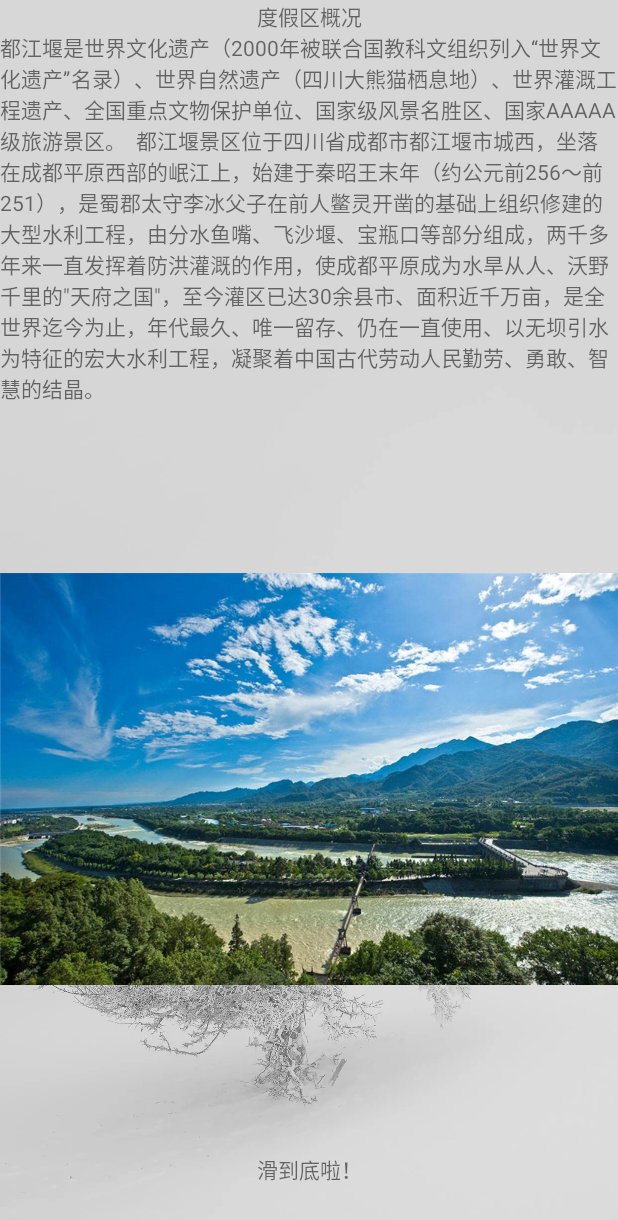
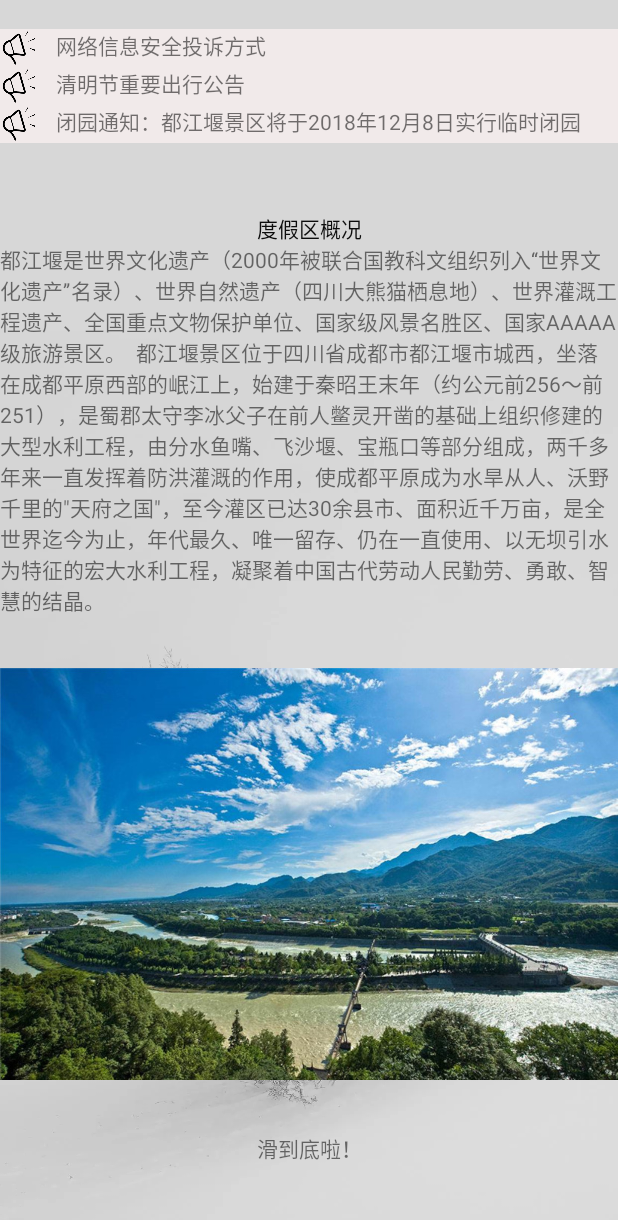
Before and after one commit to H-Bole/andriod-studio_work, an Android app: the layout fragment_summarize.xml on its own in the app's theme, with its tools: preview values and no code run, on a phone screen of 412 x 824 dp. Shown: the top 1220 px of the screen. Run offline under Robolectric (Android 15) with nearby library versions, the light colour scheme and no system bars.

Commit message:
实现通知

```diff
--- a/app/src/main/res/layout/fragment_smart_tourism.xml
+++ b/app/src/main/res/layout/fragment_smart_tourism.xml
@@ -53,7 +53,7 @@
                     android:layout_width="wrap_content"
                     android:layout_height="wrap_content"
                     app:layout_constraintEnd_toEndOf="parent"
-                    app:layout_constraintHorizontal_bias="0.0"
+                    app:layout_constraintHorizontal_bias="0.454"
                     app:layout_constraintStart_toStartOf="parent"
                     app:layout_constraintTop_toTopOf="parent"
                     app:srcCompat="@drawable/tourism2" />
--- a/app/src/main/res/layout/fragment_summarize.xml
+++ b/app/src/main/res/layout/fragment_summarize.xml
@@ -20,11 +20,111 @@
             android:orientation="vertical">
 
             <TextView
+                android:id="@+id/textView24"
+                android:layout_width="match_parent"
+                android:layout_height="wrap_content" />
+
+            <androidx.constraintlayout.widget.ConstraintLayout
+                android:layout_width="match_parent"
+                android:layout_height="match_parent"
+                android:background="#F1EAEA">
+
+                <androidx.constraintlayout.widget.ConstraintLayout
+                    android:id="@+id/constraintLayout"
+                    android:layout_width="match_parent"
+                    android:layout_height="match_parent"
+                    app:layout_constraintEnd_toEndOf="parent"
+                    app:layout_constraintStart_toStartOf="parent"
+                    app:layout_constraintTop_toTopOf="parent">
+
+                    <ImageView
+                        android:id="@+id/imageView18"
+                        android:layout_width="25dp"
+                        android:layout_height="25dp"
+                        app:layout_constraintBottom_toBottomOf="parent"
+                        app:layout_constraintStart_toStartOf="parent"
+                        app:layout_constraintTop_toTopOf="parent"
+                        app:srcCompat="@drawable/notice" />
+
+                    <TextView
+                        android:id="@+id/textView20"
+                        android:layout_width="365dp"
+                        android:layout_height="0dp"
+                        android:layout_marginStart="12dp"
+                        android:text="网络信息安全投诉方式"
+                        app:layout_constraintBottom_toBottomOf="parent"
+                        app:layout_constraintStart_toEndOf="@+id/imageView18"
+                        app:layout_constraintTop_toTopOf="parent" />
+                </androidx.constraintlayout.widget.ConstraintLayout>
+
+                <androidx.constraintlayout.widget.ConstraintLayout
+                    android:id="@+id/constraintLayout2"
+                    android:layout_width="match_parent"
+                    android:layout_height="match_parent"
+                    app:layout_constraintEnd_toEndOf="parent"
+                    app:layout_constraintStart_toStartOf="parent"
+                    app:layout_constraintTop_toBottomOf="@+id/constraintLayout">
+
+                    <ImageView
+                        android:id="@+id/imageView19"
+                        android:layout_width="25dp"
+                        android:layout_height="25dp"
+                        app:layout_constraintBottom_toBottomOf="parent"
+                        app:layout_constraintStart_toStartOf="parent"
+                        app:layout_constraintTop_toTopOf="parent"
+                        app:srcCompat="@drawable/notice" />
+
+                    <TextView
+                        android:id="@+id/textView21"
+                        android:layout_width="373dp"
+                        android:layout_height="0dp"
+                        android:layout_marginStart="12dp"
+                        android:text="清明节重要出行公告"
+                        app:layout_constraintBottom_toBottomOf="parent"
+                        app:layout_constraintStart_toEndOf="@+id/imageView19"
+                        app:layout_constraintTop_toTopOf="parent" />
+                </androidx.constraintlayout.widget.ConstraintLayout>
+
+                <androidx.constraintlayout.widget.ConstraintLayout
+                    android:layout_width="match_parent"
+                    android:layout_height="match_parent"
+                    app:layout_constraintEnd_toEndOf="parent"
+                    app:layout_constraintStart_toStartOf="parent"
+                    app:layout_constraintTop_toBottomOf="@+id/constraintLayout2">
+
+                    <ImageView
+                        android:id="@+id/imageView20"
+                        android:layout_width="25dp"
+                        android:layout_height="25dp"
+                        app:layout_constraintBottom_toBottomOf="parent"
+                        app:layout_constraintStart_toStartOf="parent"
+                        app:layout_constraintTop_toTopOf="parent"
+                        app:srcCompat="@drawable/notice" />
+
+                    <TextView
+                        android:id="@+id/textView22"
+                        android:layout_width="370dp"
+                        android:layout_height="0dp"
+                        android:layout_marginStart="12dp"
+                        android:text="闭园通知：都江堰景区将于2018年12月8日实行临时闭园"
+                        app:layout_constraintStart_toEndOf="@+id/imageView20"
+                        app:layout_constraintTop_toTopOf="parent" />
+                </androidx.constraintlayout.widget.ConstraintLayout>
+
+            </androidx.constraintlayout.widget.ConstraintLayout>
+
+            <TextView
+                android:id="@+id/textView23"
+                android:layout_width="match_parent"
+                android:layout_height="46dp" />
+
+            <TextView
                 android:id="@+id/textView3"
                 android:layout_width="match_parent"
                 android:layout_height="match_parent"
                 android:gravity="center_horizontal"
-                android:text="度假区概况" />
+                android:text="度假区概况"
+                android:textColor="#0C0C0C" />
 
             <TextView
                 android:id="@+id/textView4"
@@ -35,7 +135,7 @@
             <ImageView
                 android:id="@+id/imageView"
                 android:layout_width="match_parent"
-                android:layout_height="499dp"
+                android:layout_height="344dp"
                 app:srcCompat="@drawable/home_gaikuo" />
 
             <androidx.constraintlayout.widget.ConstraintLayout
```
Also changed, not shown: app/src/main/res/drawable/notice.png (added).
